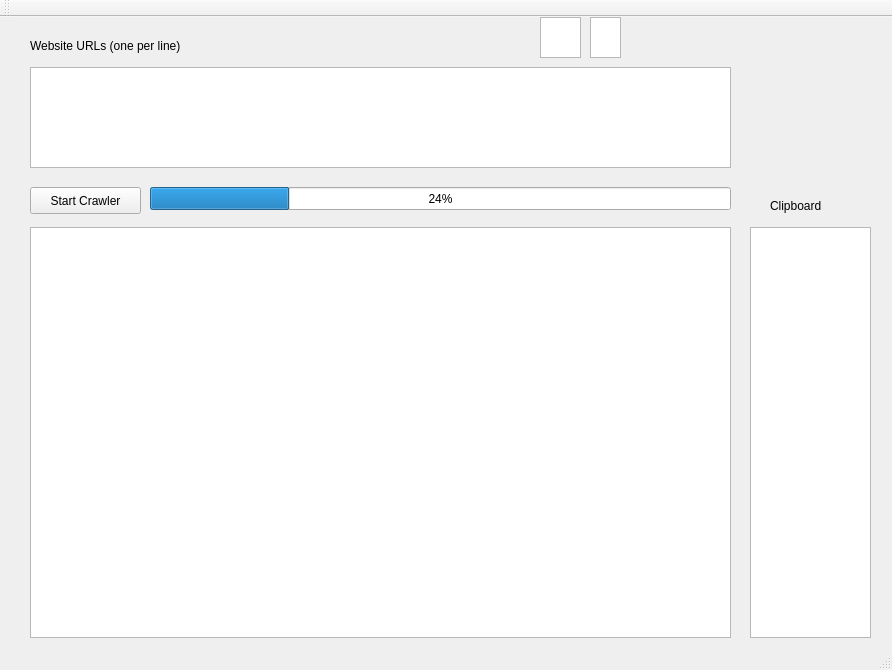
Above: qt/drupal_check/mainwindow.ui from crystalcoding/HappyHacking before the change. Below: the same form after it.
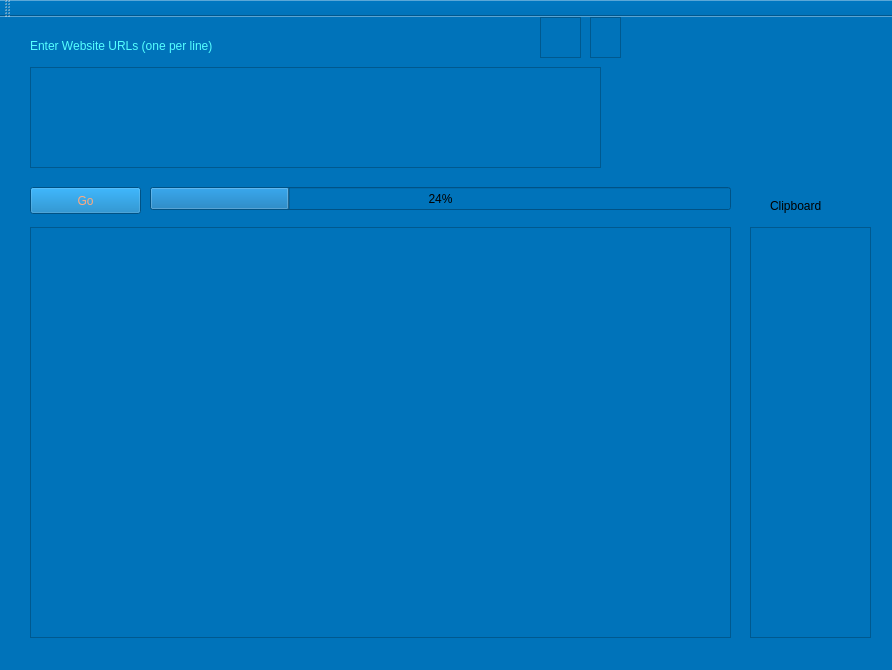
That is the form after the change. Icons and pictures are not drawn.

Patch:
```diff
--- a/qt/drupal_check/mainwindow.ui
+++ b/qt/drupal_check/mainwindow.ui
@@ -16,13 +16,16 @@
   <property name="windowOpacity">
    <double>0.500000000000000</double>
   </property>
+  <property name="styleSheet">
+   <string notr="true">background-color: rgb(0, 115, 186);</string>
+  </property>
   <widget class="QWidget" name="centralWidget">
    <widget class="QTextEdit" name="textEdit">
     <property name="geometry">
      <rect>
       <x>30</x>
       <y>50</y>
-      <width>701</width>
+      <width>571</width>
       <height>101</height>
      </rect>
     </property>
@@ -46,8 +49,12 @@
       <height>27</height>
      </rect>
     </property>
+    <property name="styleSheet">
+     <string notr="true">font: 12pt &quot;Sans Serif&quot;;
+color: rgb(255, 170, 127);</string>
+    </property>
     <property name="text">
-     <string>Start Crawler</string>
+     <string>Go</string>
     </property>
    </widget>
    <widget class="QTextEdit" name="textEdit_3">
@@ -114,12 +121,16 @@
      <rect>
       <x>30</x>
       <y>20</y>
-      <width>211</width>
+      <width>291</width>
       <height>18</height>
      </rect>
     </property>
+    <property name="styleSheet">
+     <string notr="true">color: rgb(85, 255, 255);
+font: 12pt &quot;Sans Serif&quot;;</string>
+    </property>
     <property name="text">
-     <string>Website URLs (one per line)</string>
+     <string>Enter Website URLs (one per line)</string>
     </property>
    </widget>
    <widget class="QLabel" name="label_3">
@@ -127,12 +138,31 @@
      <rect>
       <x>750</x>
       <y>60</y>
-      <width>121</width>
-      <height>81</height>
+      <width>91</width>
+      <height>91</height>
      </rect>
     </property>
     <property name="text">
      <string/>
+    </property>
+    <property name="pixmap">
+     <pixmap resource="resources.qrc">:/images/secondform.png</pixmap>
+    </property>
+   </widget>
+   <widget class="QLabel" name="label_4">
+    <property name="geometry">
+     <rect>
+      <x>630</x>
+      <y>50</y>
+      <width>91</width>
+      <height>111</height>
+     </rect>
+    </property>
+    <property name="text">
+     <string/>
+    </property>
+    <property name="pixmap">
+     <pixmap resource="resources.qrc">:/images/drupal.png</pixmap>
     </property>
    </widget>
   </widget>
```
Left out of the diff: 4 changed lines with no effect on the pictures.
